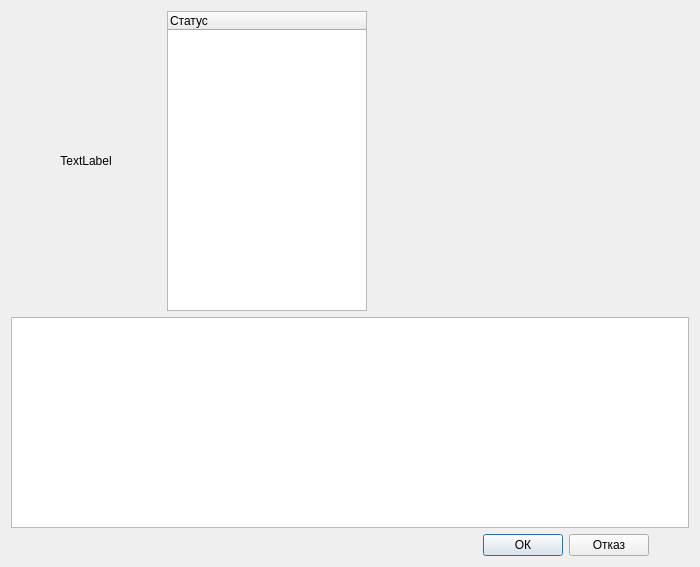
The window that src/View/DetailsView/DetailedStatus.ui (thefinalcutbg/DinoDent) describes before a commit, drawn with Qt 5.
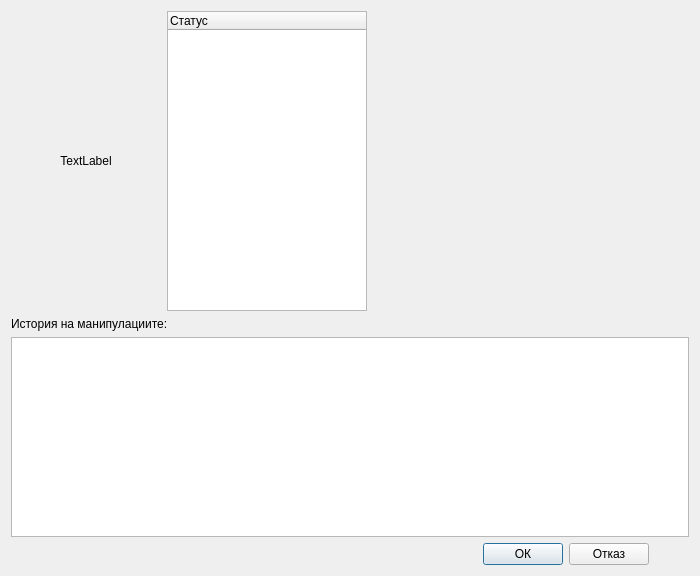
The same window after the commit. Custom widgets are drawn as their Qt base class.

Diff of the .ui file:
```diff
--- a/src/View/DetailsView/DetailedStatus.ui
+++ b/src/View/DetailsView/DetailedStatus.ui
@@ -138,6 +138,13 @@
      </item>
     </layout>
    </item>
+   <item>
+    <widget class="QLabel" name="label">
+     <property name="text">
+      <string>История на манипулациите:</string>
+     </property>
+    </widget>
+   </item>
    <item>
     <widget class="ProcedureTable" name="tableView">
      <property name="minimumSize">
```
